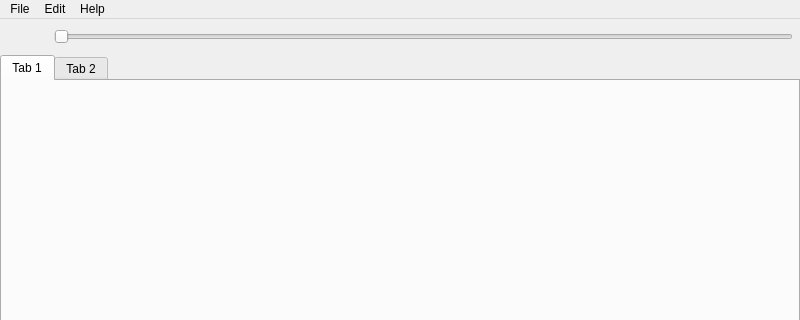
Before: the Qt Designer form Waves/forms/main_window.ui in DinoZAR/Waves, drawn with Qt 5; both pictures show x 0 to 800 and y 0 to 320 of the 800 by 600 pixel window.
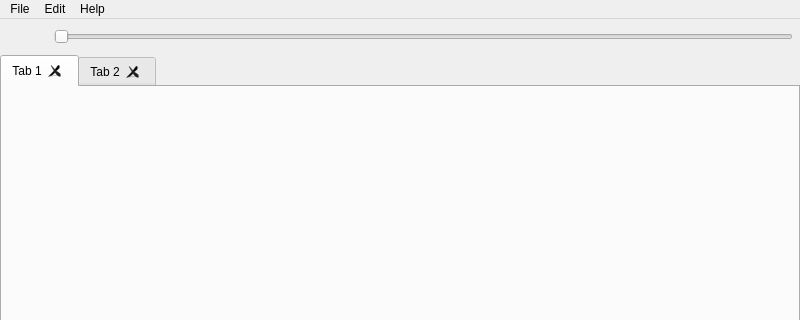
After: the same form once the commit is applied. Icons and pictures are not drawn.

```diff
--- a/Waves/forms/main_window.ui
+++ b/Waves/forms/main_window.ui
@@ -63,6 +63,12 @@
       <property name="currentIndex">
        <number>0</number>
       </property>
+      <property name="tabsClosable">
+       <bool>true</bool>
+      </property>
+      <property name="movable">
+       <bool>true</bool>
+      </property>
       <widget class="QWidget" name="tab">
        <attribute name="title">
         <string>Tab 1</string>
```
Left out of the diff: 2 changed lines with no effect on the pictures.
